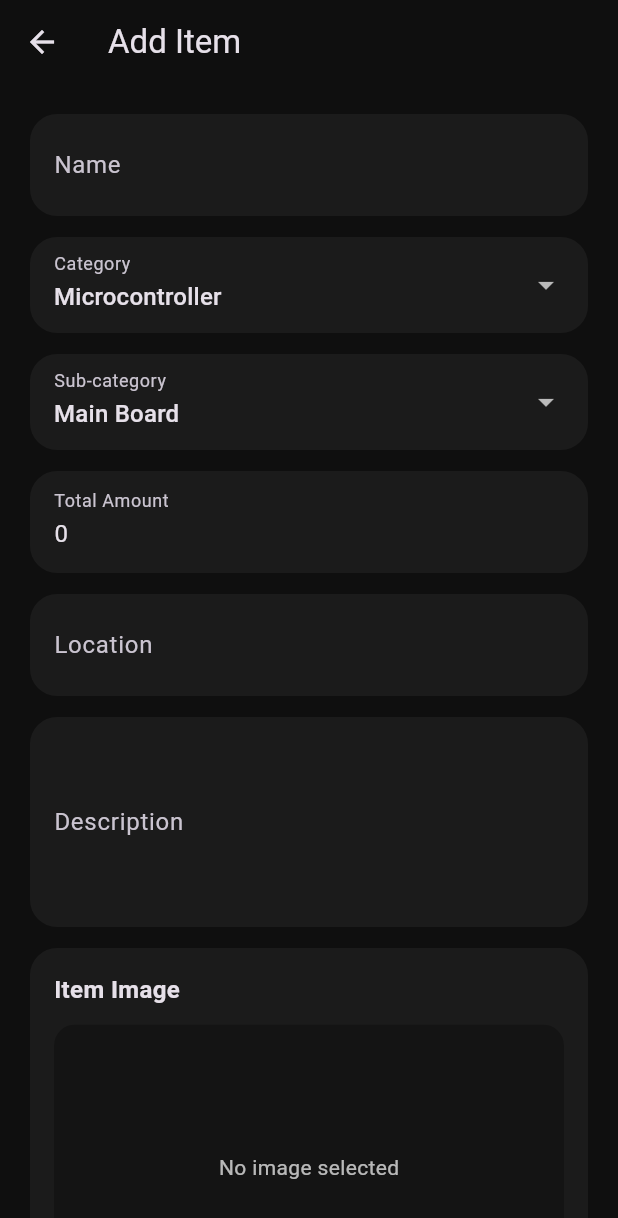
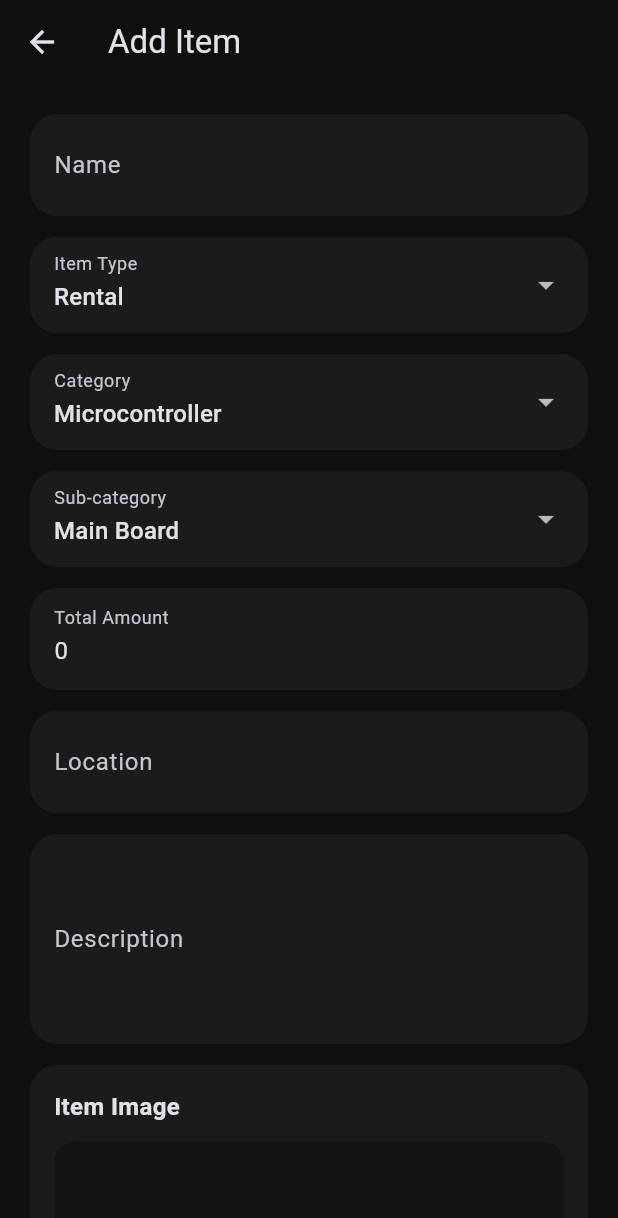
Before and after one commit to jun9187/techcare_app, a Flutter app: the AdminInventoryDashboardScreen screen opened directly, after a tap on "Add Item", on a phone screen of 412 x 824 dp. Shown: the top 1218 px of the screen. Run offline on Flutter 3.47's test engine with Material 3 defaults, Android fonts, the phone set to English and light mode, and no system bars; our stand-ins replace cloud_firestore, firebase_auth, firebase_core, flutter_bloc, google_sign_in, image_picker; accounts and stored records are empty; generated files the repository leaves out were written again; network calls fail.

Commit message:
Add Consumable Item Type
- add consumable item type
- all pages affected has been adjusted
- when item type is consumables, no item amount

```diff
--- a/lib/blocs/cart/cart_cubit.dart
+++ b/lib/blocs/cart/cart_cubit.dart
@@ -10,11 +10,13 @@ class CartCubit extends Cubit<List<CartItem>> {
 
     if (existingIndex != -1) {
       final existingItem = nextItems[existingIndex];
+      final maxQty = existingItem.isConsumable ? 9999 : existingItem.maxQuantity;
       existingItem.quantity =
-          (existingItem.quantity + item.quantity).clamp(1, existingItem.maxQuantity);
+          (existingItem.quantity + item.quantity).clamp(1, maxQty);
       emit(nextItems);
     } else {
-      item.quantity = item.quantity.clamp(1, item.maxQuantity);
+      final maxQty = item.isConsumable ? 9999 : item.maxQuantity;
+      item.quantity = item.quantity.clamp(1, maxQty);
       emit([...nextItems, item]);
     }
   }
@@ -28,7 +30,8 @@ class CartCubit extends Cubit<List<CartItem>> {
     if (index != -1) {
       final nextItems = List<CartItem>.from(state);
       final item = nextItems[index];
-      if (item.quantity >= item.maxQuantity) return;
+      final maxQty = item.isConsumable ? 9999 : item.maxQuantity;
+      if (item.quantity >= maxQty) return;
       item.quantity++;
       emit(nextItems);
     }
--- a/lib/models/cart_item.dart
+++ b/lib/models/cart_item.dart
@@ -5,6 +5,7 @@ class CartItem {
   final String code;
   final int maxQuantity;
   int quantity;
+  final bool isConsumable;
 
   CartItem({
     required this.id,
@@ -13,5 +14,6 @@ class CartItem {
     required this.code,
     required this.quantity,
     required this.maxQuantity,
+    this.isConsumable = false,
   });
 }
--- a/lib/models/inventory_item.dart
+++ b/lib/models/inventory_item.dart
@@ -15,6 +15,7 @@ class InventoryItem {
     required this.rentedAmount,
     required this.imageUrl,
     required this.timestamp,
+    this.type = 'rental',
   });
 
   final String id;
@@ -30,13 +31,16 @@ class InventoryItem {
   final int rentedAmount;
   final String imageUrl;
   final DateTime? timestamp;
+  final String type;
 
   int get quantity => availableAmount;
 
-  bool get isLowStock => availableAmount <= 3;
-  bool get isOutOfStock => availableAmount <= 0;
+  bool get isConsumable => type == 'consumable';
+  bool get isLowStock => !isConsumable && availableAmount <= 3;
+  bool get isOutOfStock => !isConsumable && availableAmount <= 0;
 
   String get statusLabel {
+    if (isConsumable) return 'Consumable';
     if (isOutOfStock) return 'Out of Stock';
     if (isLowStock) return 'Low Stock';
     return 'Available';
@@ -65,6 +69,7 @@ class InventoryItem {
     final availableAmount =
         _readNullableInt(data, ['availableAmount']) ??
         computedAvailable.clamp(0, totalAmount).toInt();
+    final type = _readString(data, ['type']) ?? 'rental';
 
     return InventoryItem(
       id: id,
@@ -84,6 +89,7 @@ class InventoryItem {
       rentedAmount: rentedAmount,
       imageUrl: _readString(data, ['image', 'imageUrl']) ?? '',
       timestamp: timestampValue is Timestamp ? timestampValue.toDate() : null,
+      type: type,
     );
   }
 
@@ -102,6 +108,7 @@ class InventoryItem {
       'Quantity': totalAmount,
       'image': imageUrl,
       'timestamp': FieldValue.serverTimestamp(),
+      'type': type,
     };
   }
 
@@ -118,6 +125,7 @@ class InventoryItem {
     int? rentedAmount,
     String? imageUrl,
     DateTime? timestamp,
+    String? type,
   }) {
     return InventoryItem(
       id: id,
@@ -133,6 +141,7 @@ class InventoryItem {
       rentedAmount: rentedAmount ?? this.rentedAmount,
       imageUrl: imageUrl ?? this.imageUrl,
       timestamp: timestamp ?? this.timestamp,
+      type: type ?? this.type,
     );
   }
 
--- a/lib/screens/admin/admin_inventory_dashboard_screen.dart
+++ b/lib/screens/admin/admin_inventory_dashboard_screen.dart
@@ -312,12 +312,14 @@ class _InventoryListCard extends StatelessWidget {
 
   @override
   Widget build(BuildContext context) {
-    final statusColor = item.isOutOfStock
+    final statusColor = item.isConsumable
+        ? const Color(0xFF2563EB)
+        : item.isOutOfStock
         ? const Color(0xFFB42318)
         : item.isLowStock
         ? _gold
         : const Color(0xFF1E7B34);
-    final statusTextColor = item.isLowStock && !item.isOutOfStock
+    final statusTextColor = (item.isLowStock && !item.isOutOfStock && !item.isConsumable)
         ? Colors.black
         : Colors.white;
 
@@ -378,6 +380,7 @@ class _InventoryListCard extends StatelessWidget {
                       fontSize: 12,
                     ),
                   ),
+                  if (!item.isConsumable) ...[
                     const SizedBox(height: 8),
                     Wrap(
                       spacing: 8,
@@ -398,6 +401,7 @@ class _InventoryListCard extends StatelessWidget {
                         ),
                       ],
                     ),
+                  ],
                 ],
               ),
             ),
--- a/lib/screens/admin/inventory_item_detail_screen.dart
+++ b/lib/screens/admin/inventory_item_detail_screen.dart
@@ -37,7 +37,7 @@ class _InventoryItemDetailScreenState extends State<InventoryItemDetailScreen> {
   bool _isUpdatingQuantity = false;
   int _cartQuantity = 1;
 
-  bool get _isCartQuantityAtLimit => _cartQuantity >= _item.availableAmount;
+  bool get _isCartQuantityAtLimit => !_item.isConsumable && _cartQuantity >= _item.availableAmount;
 
   bool get _hasPendingQuantityChange {
     final parsed = int.tryParse(_quantityController.text.trim());
@@ -49,7 +49,7 @@ class _InventoryItemDetailScreenState extends State<InventoryItemDetailScreen> {
   void initState() {
     super.initState();
     _item = widget.item;
-    _cartQuantity = _item.availableAmount > 0 ? 1 : 0;
+    _cartQuantity = _item.isConsumable ? 1 : (_item.availableAmount > 0 ? 1 : 0);
     _quantityController = TextEditingController(text: '${_item.totalAmount}');
     _quantityController.addListener(_handleQuantityDraftChanged);
     _quantityFocusNode = FocusNode();
@@ -216,12 +216,15 @@ class _InventoryItemDetailScreenState extends State<InventoryItemDetailScreen> {
                     _InfoPill(text: _item.category),
                     if (_item.subCategory.isNotEmpty)
                       _InfoPill(text: _item.subCategory),
+                    if (_item.isConsumable)
+                      const _InfoPill(text: 'Consumable'),
                   ],
                 ),
                 const SizedBox(height: 20),
                 _FieldRow(label: 'Code', value: _item.code),
                 _FieldRow(label: 'Name', value: _item.name),
                 _FieldRow(label: 'Location', value: _item.location),
+                if (!_item.isConsumable) ...[
                   if (widget.isAdmin) ...[
                     _FieldRow(label: 'Total', value: '${_item.totalAmount}'),
                     _FieldRow(
@@ -235,6 +238,9 @@ class _InventoryItemDetailScreenState extends State<InventoryItemDetailScreen> {
                       label: 'Available',
                       value: '${_item.availableAmount}',
                     ),
+                  ],
+                ] else ...[
+                  const _FieldRow(label: 'Status', value: 'Consumable (No quantities tracked)'),
                 ],
                 const SizedBox(height: 14),
                 const Text(
@@ -254,6 +260,7 @@ class _InventoryItemDetailScreenState extends State<InventoryItemDetailScreen> {
           ),
           const SizedBox(height: 18),
           if (widget.isAdmin) ...[
+            if (!_item.isConsumable)
               Container(
                 padding: const EdgeInsets.all(18),
                 decoration: BoxDecoration(
@@ -341,7 +348,7 @@ class _InventoryItemDetailScreenState extends State<InventoryItemDetailScreen> {
                 backgroundColor: Colors.red.shade900,
                 minimumSize: const Size(double.infinity, 50),
               ),
-              onPressed: _item.availableAmount <= 0
+              onPressed: (!_item.isConsumable && _item.availableAmount <= 0)
                   ? null
                   : () {
                       context.read<CartCubit>().addItem(
@@ -351,14 +358,15 @@ class _InventoryItemDetailScreenState extends State<InventoryItemDetailScreen> {
                           image: widget.item.imageUrl,
                           code: widget.item.code,
                           quantity: _cartQuantity,
-                          maxQuantity: _item.availableAmount,
+                          maxQuantity: _item.isConsumable ? 9999 : _item.availableAmount,
+                          isConsumable: _item.isConsumable,
                         ),
                       );
 
                       ScaffoldMessenger.of(context).showSnackBar(
                         SnackBar(
                           content: Text(
-                            _cartQuantity >= _item.availableAmount
+                            (!_item.isConsumable && _cartQuantity >= _item.availableAmount)
                                 ? 'Added to cart up to available stock'
                                 : 'Added to cart',
                           ),
--- a/lib/screens/admin/inventory_item_form_screen.dart
+++ b/lib/screens/admin/inventory_item_form_screen.dart
@@ -95,6 +95,7 @@ class _InventoryItemFormScreenState extends State<InventoryItemFormScreen> {
   late String _generatedCode;
   late String _selectedCategory;
   late String _selectedSubCategory;
+  late String _selectedType;
   XFile? _selectedImage;
   String _imageUrl = '';
   bool _isSaving = false;
@@ -112,6 +113,7 @@ class _InventoryItemFormScreenState extends State<InventoryItemFormScreen> {
       text: item?.description ?? '',
     );
     _imageUrl = item?.imageUrl ?? '';
+    _selectedType = item?.type ?? 'rental';
 
     _selectedCategory =
         item?.category.isNotEmpty == true &&
@@ -150,6 +152,11 @@ class _InventoryItemFormScreenState extends State<InventoryItemFormScreen> {
     setState(() {
       _selectedCategory = value;
       _selectedSubCategory = nextSubOptions.first;
+      // UX helper: if Category is set to 'Trivial' and Sub-category defaults/changes to 'Consumable',
+      // set type to 'consumable'. Otherwise set type to 'rental'.
+      if (value == 'Trivial' && nextSubOptions.first == 'Consumable') {
+        _selectedType = 'consumable';
+      }
     });
   }
 
@@ -192,9 +199,10 @@ class _InventoryItemFormScreenState extends State<InventoryItemFormScreen> {
         );
       }
 
-      final totalAmount = int.parse(_quantityController.text.trim());
-      final holdingAmount = base?.holdingAmount ?? 0;
-      final rentedAmount = base?.rentedAmount ?? 0;
+      final isConsumable = _selectedType == 'consumable';
+      final totalAmount = isConsumable ? 0 : int.parse(_quantityController.text.trim());
+      final holdingAmount = isConsumable ? 0 : (base?.holdingAmount ?? 0);
+      final rentedAmount = isConsumable ? 0 : (base?.rentedAmount ?? 0);
       final item = InventoryItem(
         id: base?.id ?? '',
         code: code,
@@ -209,6 +217,7 @@ class _InventoryItemFormScreenState extends State<InventoryItemFormScreen> {
         rentedAmount: rentedAmount,
         imageUrl: imageUrl,
         timestamp: base?.timestamp,
+        type: _selectedType,
       );
 
       if (widget.isEditing) {
@@ -247,6 +256,19 @@ class _InventoryItemFormScreenState extends State<InventoryItemFormScreen> {
           children: [
             _buildField(_nameController, 'Name'),
             _buildDropdownField(
+              label: 'Item Type',
+              value: _selectedType,
+              options: const ['rental', 'consumable'],
+              displayNames: const {
+                'rental': 'Rental',
+                'consumable': 'Consumable (No Quantities)',
+              },
+              onChanged: (value) {
+                if (value == null) return;
+                setState(() => _selectedType = value);
+              },
+            ),
+            _buildDropdownField(
               label: 'Category',
               value: _selectedCategory,
               options: _categoryOptions.keys.toList(),
@@ -261,6 +283,7 @@ class _InventoryItemFormScreenState extends State<InventoryItemFormScreen> {
                 setState(() => _selectedSubCategory = value);
               },
             ),
+            if (_selectedType != 'consumable')
               _buildField(
                 _quantityController,
                 'Total Amount',
@@ -438,6 +461,7 @@ class _InventoryItemFormScreenState extends State<InventoryItemFormScreen> {
     required String value,
     required List<String> options,
     required ValueChanged<String?> onChanged,
+    Map<String, String>? displayNames,
   }) {
     return Container(
       margin: const EdgeInsets.only(bottom: 14),
@@ -455,7 +479,10 @@ class _InventoryItemFormScreenState extends State<InventoryItemFormScreen> {
         items: options
             .map(
               (option) =>
-                  DropdownMenuItem<String>(value: option, child: Text(option)),
+                  DropdownMenuItem<String>(
+                    value: option,
+                    child: Text(displayNames != null ? (displayNames[option] ?? option) : option),
+                  ),
             )
             .toList(),
         onChanged: onChanged,
--- a/lib/screens/student/cart_screen.dart
+++ b/lib/screens/student/cart_screen.dart
@@ -88,7 +88,7 @@ class _CartScreenState extends State<CartScreen> {
                       isBusy: _isSubmitting,
                       onDecrease: () =>
                           context.read<CartCubit>().decreaseQty(item.id),
-                      onIncrease: item.quantity >= item.maxQuantity
+                      onIncrease: (item.isConsumable ? item.quantity >= 9999 : item.quantity >= item.maxQuantity)
                           ? null
                           : () =>
                                 context.read<CartCubit>().increaseQty(item.id),
@@ -241,11 +241,13 @@ class _CartItemCard extends StatelessWidget {
                     fontWeight: FontWeight.w800,
                   ),
                 ),
-                const SizedBox(height: 4),
-                Text(
-                  'Available: ${item.maxQuantity}',
-                  style: const TextStyle(color: Colors.white54, fontSize: 12),
-                ),
+                if (!item.isConsumable) ...[
+                  const SizedBox(height: 4),
+                  Text(
+                    'Available: ${item.maxQuantity}',
+                    style: const TextStyle(color: Colors.white54, fontSize: 12),
+                  ),
+                ],
                 const SizedBox(height: 6),
                 Row(
                   mainAxisSize: MainAxisSize.min,
--- a/lib/screens/student/student_inventory_screen.dart
+++ b/lib/screens/student/student_inventory_screen.dart
@@ -218,12 +218,14 @@ class _InventoryListCard extends StatelessWidget {
 
   @override
   Widget build(BuildContext context) {
-    final statusColor = item.isOutOfStock
+    final statusColor = item.isConsumable
+        ? const Color(0xFF2563EB)
+        : item.isOutOfStock
         ? const Color(0xFFB42318)
         : item.isLowStock
         ? _gold
         : const Color(0xFF1E7B34);
-    final statusTextColor = item.isLowStock && !item.isOutOfStock
+    final statusTextColor = (item.isLowStock && !item.isOutOfStock && !item.isConsumable)
         ? Colors.black
         : Colors.white;
 
@@ -308,6 +310,7 @@ class _InventoryListCard extends StatelessWidget {
                     ),
                   ),
                 ),
+                if (!item.isConsumable) ...[
                   const SizedBox(height: 12),
                   Text(
                     'Available: ${item.availableAmount}',
@@ -316,6 +319,7 @@ class _InventoryListCard extends StatelessWidget {
                       fontWeight: FontWeight.w700,
                     ),
                   ),
+                ],
               ],
             ),
           ],
```
Also changed, not shown: lib/services/rental_request_service.dart (+28 -4 lines). Lines whose indentation alone changed are shown as unchanged.
